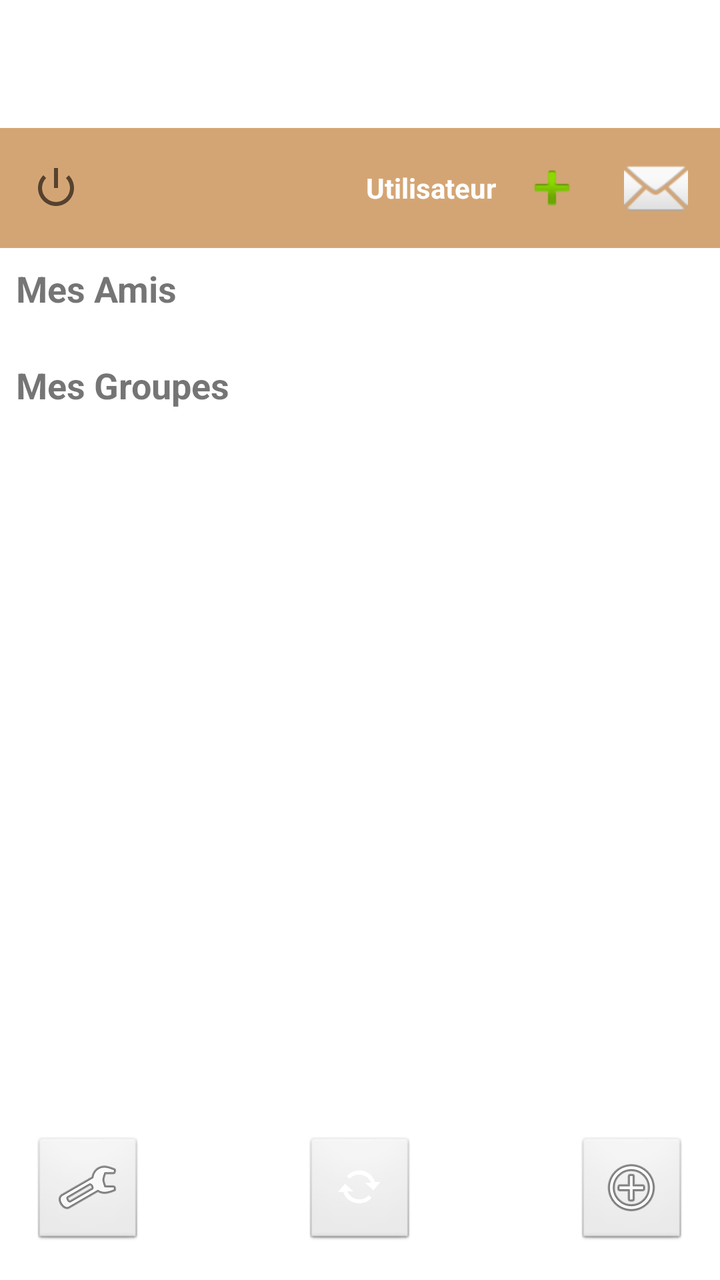
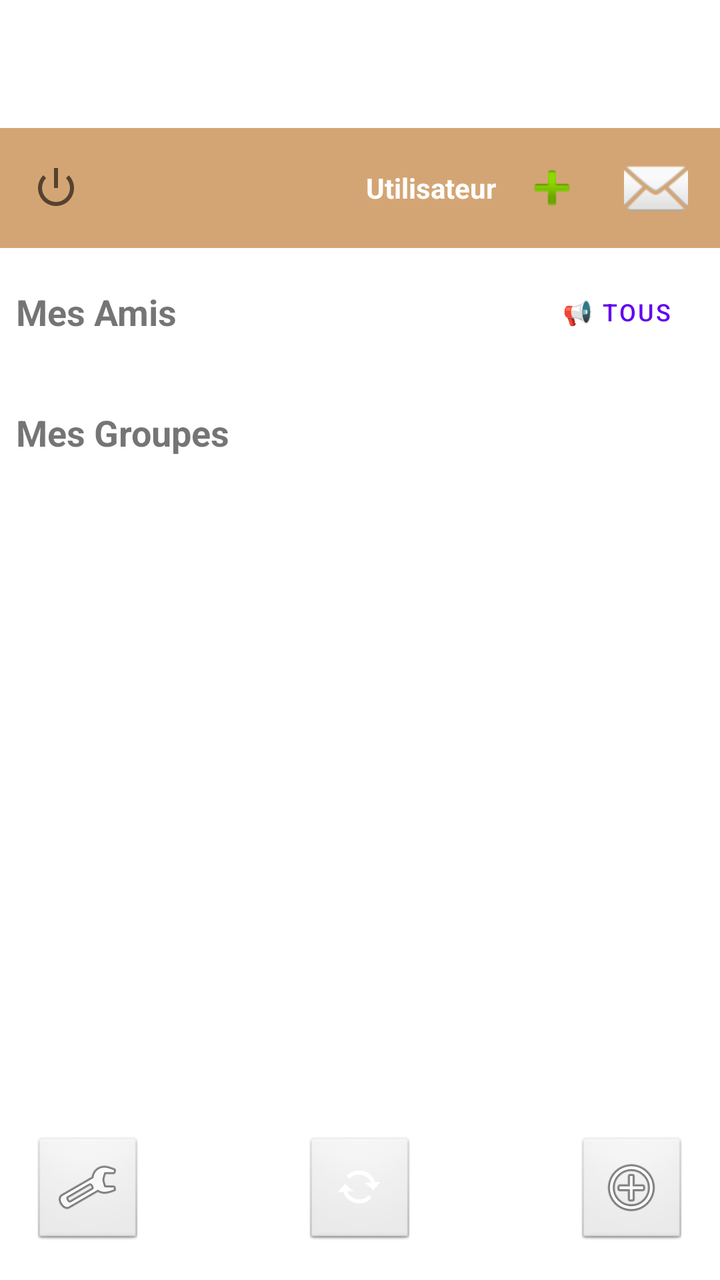

An Android layout rendered at two revisions. The XML below is the earlier revision; the diff shows what the commit changed to produce the second picture.
<!-- AndroidManifest.xml: application theme Theme.SAE3021 -->
<!-- res/layout/activity_main.xml -->
<?xml version="1.0" encoding="utf-8"?>
<androidx.constraintlayout.widget.ConstraintLayout
    xmlns:android="http://schemas.android.com/apk/res/android"
    xmlns:app="http://schemas.android.com/apk/res-auto"
    android:layout_width="match_parent"
    android:layout_height="match_parent">

    <androidx.constraintlayout.widget.Guideline
        android:id="@+id/topGuideline"
        android:layout_width="wrap_content"
        android:layout_height="wrap_content"
        android:orientation="horizontal"
        app:layout_constraintGuide_percent="0.10" />

    <LinearLayout
        android:id="@+id/headerBar"
        android:layout_width="match_parent"
        android:layout_height="60dp"
        android:background="#D4A574"
        android:orientation="horizontal"
        android:gravity="center_vertical"
        android:padding="8dp"
        app:layout_constraintTop_toTopOf="@id/topGuideline"
        app:layout_constraintStart_toStartOf="parent"
        app:layout_constraintEnd_toEndOf="parent">

        <ImageButton
            android:id="@+id/logoutBtn"
            android:layout_width="40dp"
            android:layout_height="40dp"
            android:src="@android:drawable/ic_lock_power_off"
            android:background="?attr/selectableItemBackground"
            android:contentDescription="Déconnexion" />

        <View
            android:layout_width="0dp"
            android:layout_height="0dp"
            android:layout_weight="1" />

        <TextView
            android:id="@+id/currentUserDisplay"
            android:layout_width="wrap_content"
            android:layout_height="wrap_content"
            android:text="Utilisateur"
            android:textColor="#FFFFFF"
            android:textStyle="bold"
            android:layout_marginEnd="8dp" />

        <ImageButton
            android:id="@+id/addFriendBtn"
            android:layout_width="40dp"
            android:layout_height="40dp"
            android:src="@android:drawable/ic_input_add"
            android:background="?attr/selectableItemBackground"
            android:contentDescription="Ajouter un ami" />

        <FrameLayout
            android:layout_width="48dp"
            android:layout_height="48dp"
            android:layout_marginStart="8dp">

            <ImageButton
                android:id="@+id/friendRequestsBtn"
                android:layout_width="40dp"
                android:layout_height="40dp"
                android:layout_gravity="center"
                android:background="?attr/selectableItemBackground"
                android:src="@android:drawable/ic_dialog_email"
                android:contentDescription="Demandes d'amis" />

            <TextView
                android:id="@+id/requestsBadge"
                android:layout_width="20dp"
                android:layout_height="20dp"
                android:layout_gravity="top|end"
                android:background="@android:drawable/btn_default_small"
                android:gravity="center"
                android:padding="1dp"
                android:text="0"
                android:textColor="@android:color/white"
                android:textSize="10sp"
                android:visibility="gone" />
        </FrameLayout>
    </LinearLayout>

    <ScrollView
        android:id="@+id/contentScroll"
        android:layout_width="match_parent"
        android:layout_height="0dp"
        app:layout_constraintTop_toBottomOf="@id/headerBar"
        app:layout_constraintBottom_toTopOf="@id/bottomBar"
        app:layout_constraintStart_toStartOf="parent"
        app:layout_constraintEnd_toEndOf="parent">

        <LinearLayout
            android:layout_width="match_parent"
            android:layout_height="wrap_content"
            android:orientation="vertical"
            android:padding="8dp">

            <TextView
                android:layout_width="match_parent"
                android:layout_height="wrap_content"
                android:text="Mes Amis"
                android:textSize="18sp"
                android:textStyle="bold"
                android:layout_marginBottom="8dp" />

            <LinearLayout
                android:id="@+id/friendsList"
                android:layout_width="match_parent"
                android:layout_height="wrap_content"
                android:orientation="vertical"
                android:layout_marginBottom="16dp" />

            <TextView
                android:layout_width="match_parent"
                android:layout_height="wrap_content"
                android:text="Mes Groupes"
                android:textSize="18sp"
                android:textStyle="bold"
                android:layout_marginBottom="8dp" />

            <LinearLayout
                android:id="@+id/groupsList"
                android:layout_width="match_parent"
                android:layout_height="wrap_content"
                android:orientation="vertical" />

        </LinearLayout>
    </ScrollView>

    <RelativeLayout
        android:id="@+id/bottomBar"
        android:layout_width="match_parent"
        android:layout_height="wrap_content"
        android:padding="16dp"
        app:layout_constraintBottom_toBottomOf="parent"
        app:layout_constraintStart_toStartOf="parent"
        app:layout_constraintEnd_toEndOf="parent">

        <ImageButton
            android:id="@+id/settingsBtn"
            android:layout_width="56dp"
            android:layout_height="56dp"
            android:layout_alignParentStart="true"
            android:background="@android:drawable/btn_default"
            android:contentDescription="Paramètres"
            android:src="@android:drawable/ic_menu_preferences" />

        <ImageButton
            android:id="@+id/uploadBtn"
            android:layout_width="56dp"
            android:layout_height="56dp"
            android:layout_centerInParent="true"
            android:background="@android:drawable/btn_default"
            android:contentDescription="Upload"
            android:src="@android:drawable/stat_notify_sync" />

        <ImageButton
            android:id="@+id/createGroupBtn"
            android:layout_width="56dp"
            android:layout_height="56dp"
            android:layout_alignParentEnd="true"
            android:background="@android:drawable/btn_default"
            android:contentDescription="Créer un groupe"
            android:src="@android:drawable/ic_menu_add" />

    </RelativeLayout>

</androidx.constraintlayout.widget.ConstraintLayout>
<!-- resources referenced by this layout -->
<resources>
  <style name="Theme.SAE3021" parent="Theme.MaterialComponents.DayNight.DarkActionBar">
          
          <item name="colorPrimary">@color/purple_500</item>
          <item name="colorPrimaryVariant">@color/purple_700</item>
          <item name="colorOnPrimary">@color/white</item>
          
          <item name="colorSecondary">@color/teal_200</item>
          <item name="colorSecondaryVariant">@color/teal_700</item>
          <item name="colorOnSecondary">@color/black</item>
          
          <item name="android:statusBarColor">?attr/colorPrimaryVariant</item>
          
      </style>
  <color name="purple_500">#FF6200EE</color>
  <color name="purple_700">#FF3700B3</color>
  <color name="white">#FFFFFFFF</color>
  <color name="teal_200">#FF03DAC5</color>
  <color name="teal_700">#FF018786</color>
  <color name="black">#FF000000</color>
</resources>

<!-- the commit's change to res/layout/activity_main.xml (unified diff, before → after) -->
@@ -98,13 +98,29 @@
             android:orientation="vertical"
             android:padding="8dp">
 
-            <TextView
+            <LinearLayout
                 android:layout_width="match_parent"
                 android:layout_height="wrap_content"
-                android:text="Mes Amis"
-                android:textSize="18sp"
-                android:textStyle="bold"
-                android:layout_marginBottom="8dp" />
+                android:orientation="horizontal"
+                android:gravity="center_vertical"
+                android:layout_marginBottom="8dp">
+
+                <TextView
+                    android:layout_width="0dp"
+                    android:layout_height="wrap_content"
+                    android:layout_weight="1"
+                    android:text="Mes Amis"
+                    android:textSize="18sp"
+                    android:textStyle="bold" />
+
+                <Button
+                    android:id="@+id/sendToAllBtn"
+                    android:layout_width="wrap_content"
+                    android:layout_height="wrap_content"
+                    android:text="📢 Tous"
+                    android:textSize="12sp"
+                    style="@style/Widget.MaterialComponents.Button.TextButton" />
+            </LinearLayout>
 
             <LinearLayout
                 android:id="@+id/friendsList"
